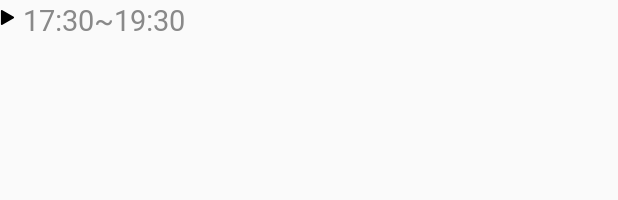
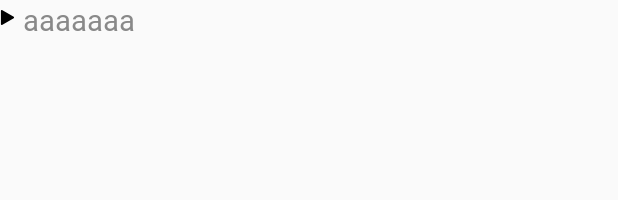
Before and after one commit to hoangth312/DrugStore, an Android app: the layout item_note_clinic.xml on its own in the app's theme, with its tools: preview values and no code run, on a phone screen of 412 x 824 dp. Shown: the top 200 px of the screen. Run offline under Robolectric (Android 15) with nearby library versions, the phone set to English and light mode, and no system bars.

Commit message:
Revert "git commit"
This reverts commit b9b9d0ff4451dbe7be1e8aa9d0ec275cb7d56e88.

```diff
--- a/app/src/main/res/layout/item_note_clinic.xml
+++ b/app/src/main/res/layout/item_note_clinic.xml
@@ -21,7 +21,7 @@
         android:fontFamily="@font/arial"
         android:maxLength="250"
         android:layout_marginStart="5dp"
-        android:text="@string/timeEvening"
+        android:text="aaaaaaa"
         android:gravity="top"
         android:textColor="#898989"
         android:textSize="@dimen/_15sdp"
```
